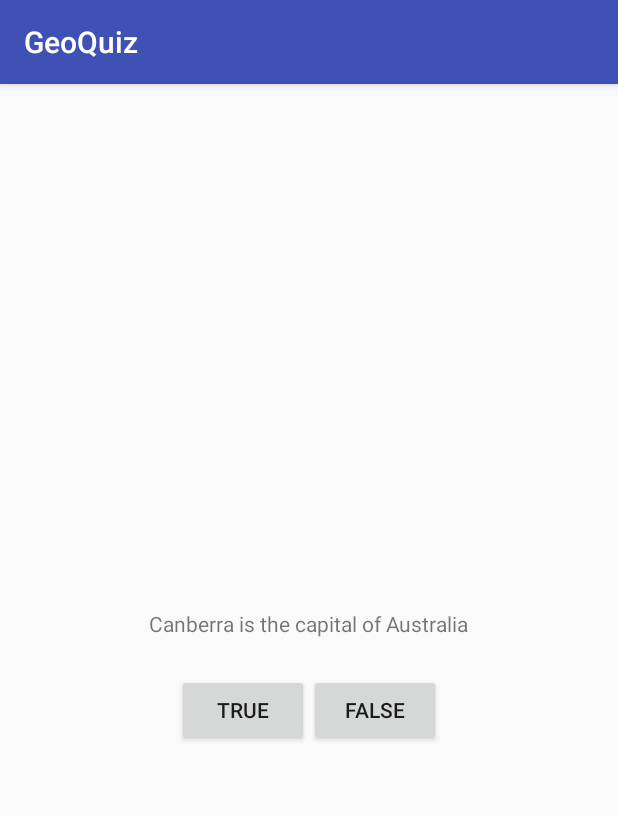
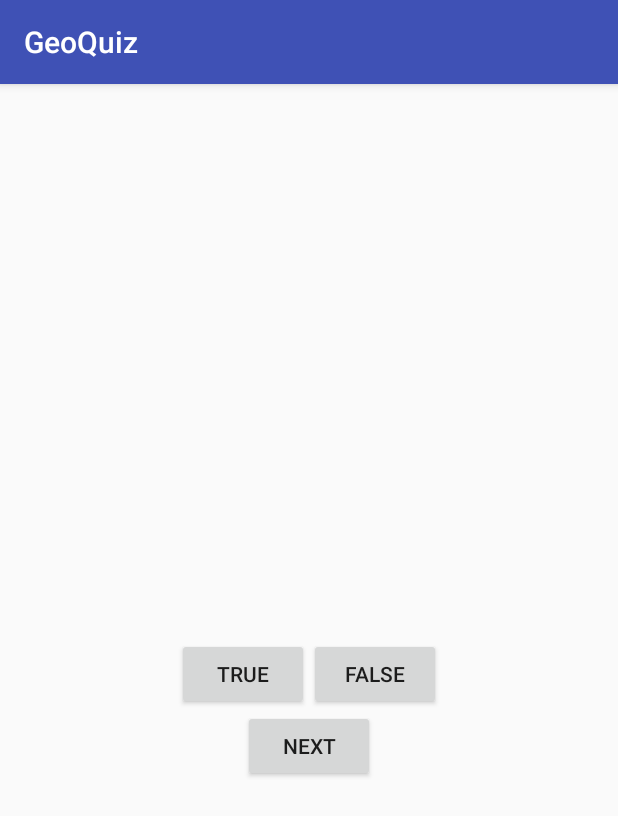
Before and after one commit to patrickvirtanen/GeoQuiz, an Android app: the screen it shows after launch (QuizActivity), on a phone screen of 412 x 824 dp. Shown: the top 816 px of the screen. Run offline under Robolectric (Android 15) with nearby library versions, the phone set to English and light mode, and no system bars.

Commit message:
Continuing with the GeoQuiz

```diff
--- a/app/src/main/java/com/virtanen/android/geoquiz/QuizActivity.java
+++ b/app/src/main/java/com/virtanen/android/geoquiz/QuizActivity.java
@@ -12,6 +12,18 @@ public class QuizActivity extends AppCompatActivity {
 
     private Button mTrueButton;
     private Button mFalseButton;
+
+    private Question[] mQuestionBank = new Question[] {
+            new Question(R.string.question_australia, true),
+            new Question(R.string.question_oceans, true),
+            new Question(R.string.question_mideast, false),
+            new Question(R.string.question_africa, false),
+            new Question(R.string.question_americas, true),
+            new Question(R.string.question_asia, true),
+    };
+
+
+
 
     @Override
     protected void onCreate(Bundle savedInstanceState) {
--- a/app/src/main/res/layout/activity_quiz.xml
+++ b/app/src/main/res/layout/activity_quiz.xml
@@ -12,7 +12,7 @@
     <TextView
         android:layout_width="wrap_content"
         android:layout_height="wrap_content"
-        android:text="@string/question_text"
+        android:id="@+id/question_text_view"
         android:padding="24dp" />
 
 
@@ -34,4 +34,10 @@
 
     </LinearLayout>
 
+    <Button
+        android:id="@+id/next_button"
+        android:layout_width="wrap_content"
+        android:layout_height="wrap_content"
+        android:text="@string/next_button"/>
+
 </LinearLayout>
--- a/app/src/main/res/values/strings.xml
+++ b/app/src/main/res/values/strings.xml
@@ -1,8 +1,18 @@
 <resources>
     <string name="app_name">GeoQuiz</string>
-    <string name="question_text">Canberra is the capital of Australia</string>
+    <string name="question_australia">Canberra is the capital of Australia</string>
+    <string name="question_oceans">The Pacific Ocean is larger than
+    the Atlantic Ocean.</string>
+    <string name="question_mideast">The Suez Canal connects the Red Sea
+    and the Indian Ocean.</string>
+    <string name="question_africa">The source of the Nile River is in Egypt.</string>
+    <string name="question_americas">The Amazon River is the longest river
+    in the Americas.</string>
+    <string name="question_asia">Lake Baikal is the world\'s oldest and deepest
+    freshwater lake.</string>
     <string name="true_button">True</string>
     <string name="false_button">False</string>
     <string name="correct_toast">Correct</string>
     <string name="incorrect_toast">Incorrect</string>
+    <string name="next_button">Next</string>
 </resources>
```
